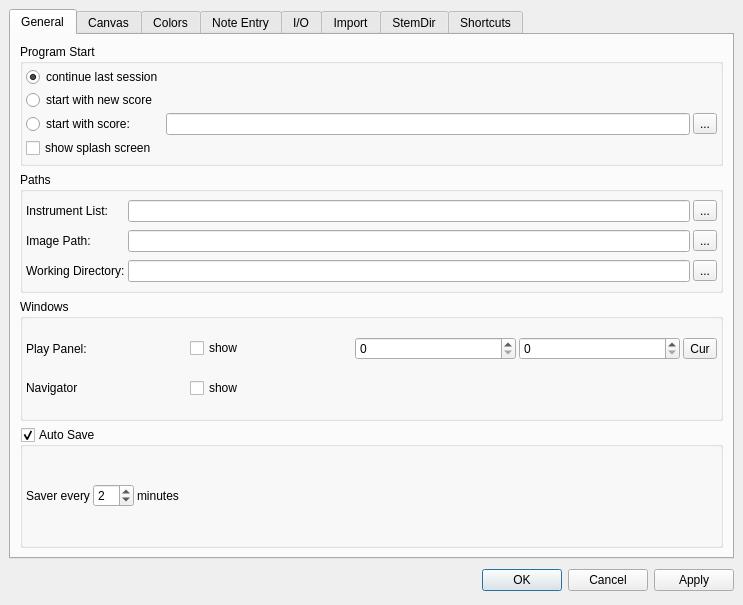
musescore/musescore-old, file mscore/mscore/prefsdialog.ui: the form before one commit.
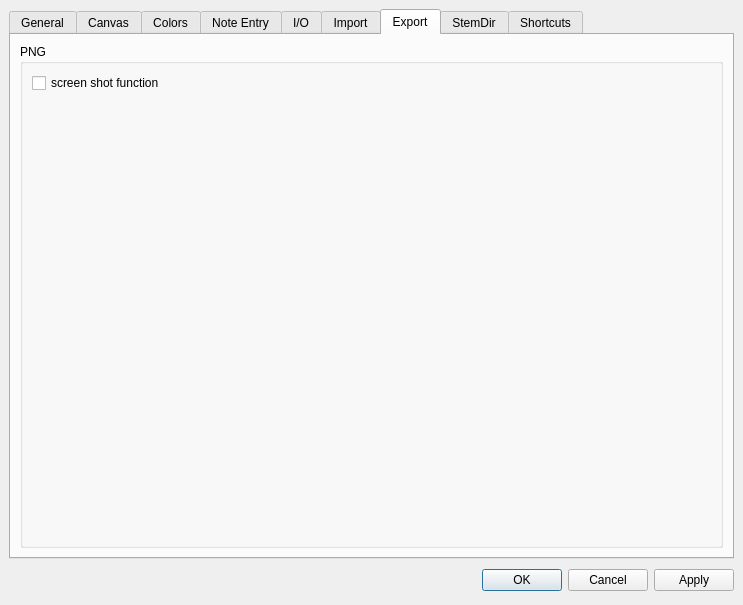
The form after the commit. Icons and pictures are not drawn. Custom widgets are drawn as their Qt base class.

Commit message: configuration for png export

Patch:
```diff
--- a/mscore/mscore/prefsdialog.ui
+++ b/mscore/mscore/prefsdialog.ui
@@ -31,7 +31,7 @@
    <item>
     <widget class="QTabWidget" name="General" >
      <property name="currentIndex" >
-      <number>0</number>
+      <number>6</number>
      </property>
      <widget class="QWidget" name="tab" >
       <attribute name="title" >
@@ -1531,6 +1531,45 @@
        </item>
       </layout>
      </widget>
+     <widget class="QWidget" name="Export" >
+      <attribute name="title" >
+       <string>Export</string>
+      </attribute>
+      <layout class="QVBoxLayout" >
+       <item>
+        <widget class="QGroupBox" name="groupBox_9" >
+         <property name="title" >
+          <string>PNG</string>
+         </property>
+         <property name="flat" >
+          <bool>true</bool>
+         </property>
+         <layout class="QVBoxLayout" >
+          <item>
+           <widget class="QCheckBox" name="pngScreenShot" >
+            <property name="text" >
+             <string>screen shot function</string>
+            </property>
+           </widget>
+          </item>
+          <item>
+           <spacer>
+            <property name="orientation" >
+             <enum>Qt::Vertical</enum>
+            </property>
+            <property name="sizeHint" >
+             <size>
+              <width>20</width>
+              <height>40</height>
+             </size>
+            </property>
+           </spacer>
+          </item>
+         </layout>
+        </widget>
+       </item>
+      </layout>
+     </widget>
      <widget class="QWidget" name="tab6" >
       <attribute name="title" >
        <string>StemDir</string>
```
The commit also changes 4 other files.
